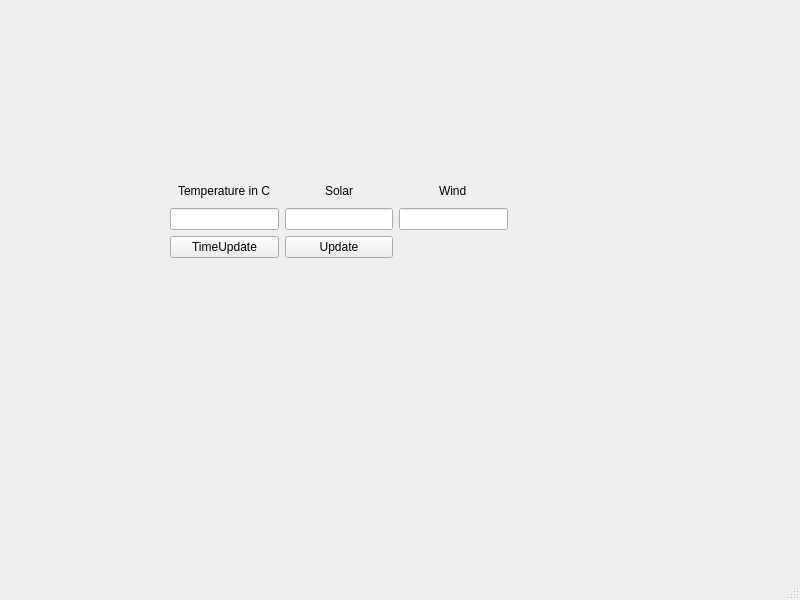
The window that GUI/wheaterstation2/mainwindow.ui (Jokuloinen/weather_station) describes before a commit, drawn with Qt 5.
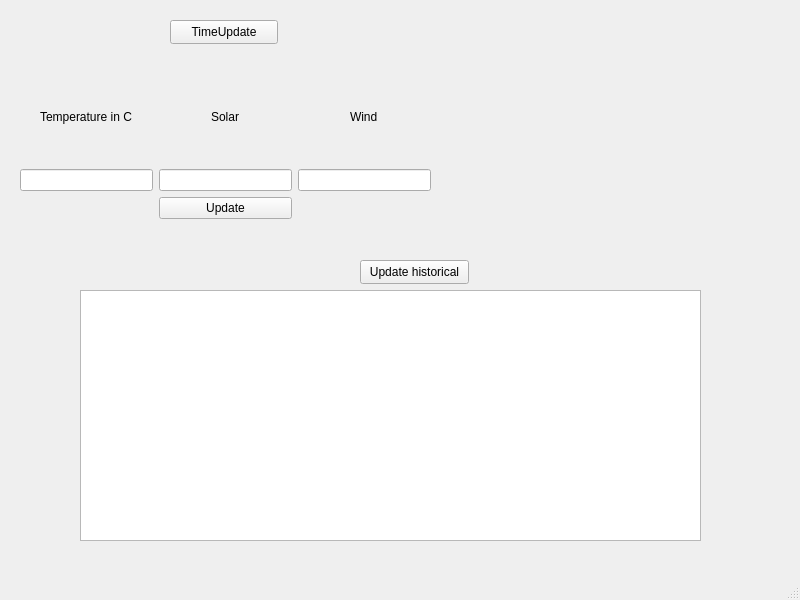
The same window after the commit.

```diff
--- a/GUI/wheaterstation2/mainwindow.ui
+++ b/GUI/wheaterstation2/mainwindow.ui
@@ -17,15 +17,19 @@
    <widget class="QWidget" name="gridLayoutWidget_2">
     <property name="geometry">
      <rect>
-      <x>170</x>
-      <y>180</y>
-      <width>338</width>
-      <height>78</height>
+      <x>20</x>
+      <y>70</y>
+      <width>411</width>
+      <height>149</height>
      </rect>
     </property>
     <layout class="QGridLayout" name="gridLayout_2">
-     <item row="1" column="0">
-      <widget class="QLineEdit" name="temp"/>
+     <item row="0" column="2" alignment="Qt::AlignHCenter">
+      <widget class="QLabel" name="label_3">
+       <property name="text">
+        <string>Wind</string>
+       </property>
+      </widget>
      </item>
      <item row="2" column="1">
       <widget class="QPushButton" name="Update">
@@ -34,6 +38,9 @@
        </property>
       </widget>
      </item>
+     <item row="1" column="1">
+      <widget class="QLineEdit" name="sol"/>
+     </item>
      <item row="0" column="0" alignment="Qt::AlignHCenter">
       <widget class="QLabel" name="label">
        <property name="text">
@@ -41,6 +48,9 @@
        </property>
       </widget>
      </item>
+     <item row="1" column="2">
+      <widget class="QLineEdit" name="win"/>
+     </item>
      <item row="0" column="1" alignment="Qt::AlignHCenter">
       <widget class="QLabel" name="label_2">
        <property name="text">
@@ -48,28 +58,47 @@
        </property>
       </widget>
      </item>
-     <item row="0" column="2" alignment="Qt::AlignHCenter">
-      <widget class="QLabel" name="label_3">
-       <property name="text">
-        <string>Wind</string>
-       </property>
-      </widget>
-     </item>
-     <item row="1" column="1">
-      <widget class="QLineEdit" name="sol"/>
-     </item>
-     <item row="1" column="2">
-      <widget class="QLineEdit" name="win"/>
-     </item>
-     <item row="2" column="0">
-      <widget class="QPushButton" name="TimeButton">
-       <property name="text">
-        <string>TimeUpdate</string>
-       </property>
-      </widget>
+     <item row="1" column="0">
+      <widget class="QLineEdit" name="temp"/>
      </item>
     </layout>
    </widget>
+   <widget class="QPushButton" name="TimeButton">
+    <property name="geometry">
+     <rect>
+      <x>170</x>
+      <y>20</y>
+      <width>108</width>
+      <height>24</height>
+     </rect>
+    </property>
+    <property name="text">
+     <string>TimeUpdate</string>
+    </property>
+   </widget>
+   <widget class="QPushButton" name="getHistorical">
+    <property name="geometry">
+     <rect>
+      <x>360</x>
+      <y>260</y>
+      <width>109</width>
+      <height>24</height>
+     </rect>
+    </property>
+    <property name="text">
+     <string>Update historical</string>
+    </property>
+   </widget>
+   <widget class="QTextBrowser" name="textBrowser">
+    <property name="geometry">
+     <rect>
+      <x>80</x>
+      <y>290</y>
+      <width>621</width>
+      <height>251</height>
+     </rect>
+    </property>
+   </widget>
   </widget>
   <widget class="QMenuBar" name="menubar">
    <property name="geometry">
@@ -77,7 +106,7 @@
      <x>0</x>
      <y>0</y>
      <width>800</width>
-     <height>21</height>
+     <height>25</height>
     </rect>
    </property>
   </widget>
```
